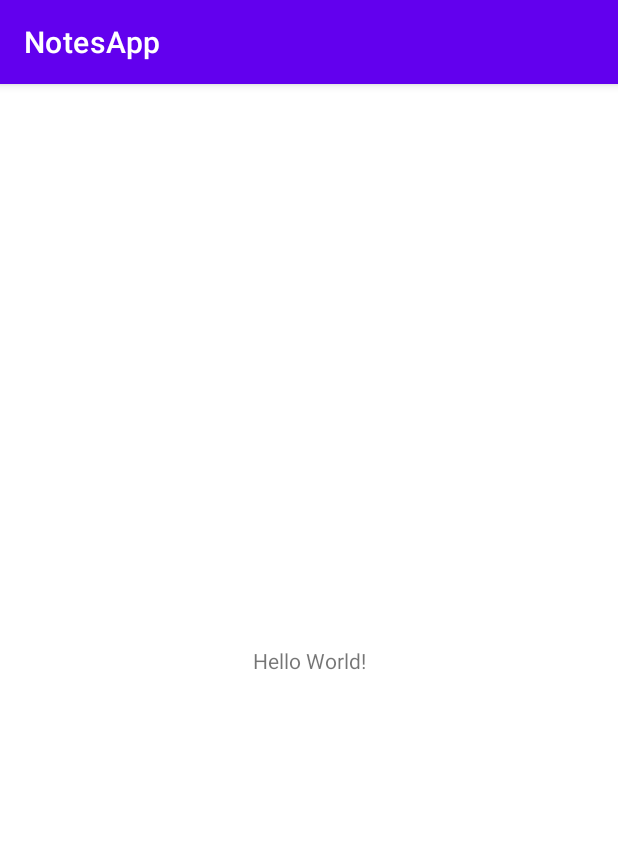
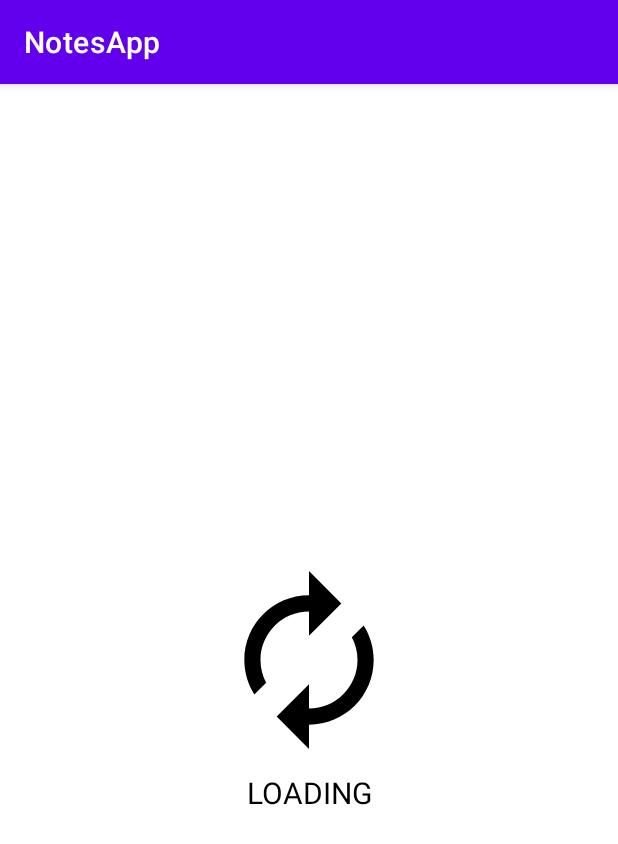
Before and after one commit to graphorismo/NotesApp, an Android app: the screen it shows after launch (MainActivity), on a phone screen of 412 x 824 dp. Shown: the top 844 px of the screen. Run offline under Robolectric (Android 15) with nearby library versions, the phone set to English and light mode, and no system bars.

Commit message:
Add a loading fragment

```diff
--- /dev/null
+++ b/app/src/main/java/com/bignerdranch/android/notesapp/LoadFragment.kt
@@ -0,0 +1,55 @@
+package com.bignerdranch.android.notesapp
+
+import android.os.Bundle
+import androidx.fragment.app.Fragment
+import android.view.LayoutInflater
+import android.view.View
+import android.view.ViewGroup
+// TODO: Rename parameter arguments, choose names that match
+// the fragment initialization parameters, e.g. ARG_ITEM_NUMBER
+private const val ARG_PARAM1 = "param1"
+private const val ARG_PARAM2 = "param2"
+
+/**
+ * A simple [Fragment] subclass.
+ * Use the [LoadFragment.newInstance] factory method to
+ * create an instance of this fragment.
+ */
+class LoadFragment : Fragment() {
+    // TODO: Rename and change types of parameters
+    private var param1: String? = null
+    private var param2: String? = null
+
+    override fun onCreate(savedInstanceState: Bundle?) {
+        super.onCreate(savedInstanceState)
+        arguments?.let {
+            param1 = it.getString(ARG_PARAM1)
+            param2 = it.getString(ARG_PARAM2)
+        }
+    }
+
+    override fun onCreateView(inflater: LayoutInflater, container: ViewGroup?,
+                              savedInstanceState: Bundle?): View? {
+        // Inflate the layout for this fragment
+        return inflater.inflate(R.layout.fragment_load, container, false)
+    }
+
+    companion object {
+        /**
+         * Use this factory method to create a new instance of
+         * this fragment using the provided parameters.
+         *
+         * @param param1 Parameter 1.
+         * @param param2 Parameter 2.
+         * @return A new instance of fragment LoadFragment.
+         */
+        // TODO: Rename and change types and number of parameters
+        @JvmStatic fun newInstance(param1: String, param2: String) =
+                LoadFragment().apply {
+                    arguments = Bundle().apply {
+                        putString(ARG_PARAM1, param1)
+                        putString(ARG_PARAM2, param2)
+                    }
+                }
+    }
+}
--- /dev/null
+++ b/app/src/main/res/drawable/ic_baseline_autorenew_24.xml
@@ -0,0 +1,5 @@
+<vector android:height="24dp" android:tint="#000000"
+    android:viewportHeight="24" android:viewportWidth="24"
+    android:width="24dp" xmlns:android="http://schemas.android.com/apk/res/android">
+    <path android:fillColor="@android:color/white" android:pathData="M12,6v3l4,-4 -4,-4v3c-4.42,0 -8,3.58 -8,8 0,1.57 0.46,3.03 1.24,4.26L6.7,14.8c-0.45,-0.83 -0.7,-1.79 -0.7,-2.8 0,-3.31 2.69,-6 6,-6zM18.76,7.74L17.3,9.2c0.44,0.84 0.7,1.79 0.7,2.8 0,3.31 -2.69,6 -6,6v-3l-4,4 4,4v-3c4.42,0 8,-3.58 8,-8 0,-1.57 -0.46,-3.03 -1.24,-4.26z"/>
+</vector>
--- a/app/src/main/res/layout/activity_main.xml
+++ b/app/src/main/res/layout/activity_main.xml
@@ -6,10 +6,11 @@
     android:layout_height="match_parent"
     tools:context=".MainActivity">
 
-    <TextView
-        android:layout_width="wrap_content"
-        android:layout_height="wrap_content"
-        android:text="Hello World!"
+    <androidx.fragment.app.FragmentContainerView
+        android:id="@+id/fragmentContainerView"
+        android:name="com.bignerdranch.android.notesapp.LoadFragment"
+        android:layout_width="296dp"
+        android:layout_height="549dp"
         app:layout_constraintBottom_toBottomOf="parent"
         app:layout_constraintEnd_toEndOf="parent"
         app:layout_constraintStart_toStartOf="parent"
--- /dev/null
+++ b/app/src/main/res/layout/fragment_load.xml
@@ -0,0 +1,33 @@
+<?xml version="1.0" encoding="utf-8"?>
+<androidx.constraintlayout.widget.ConstraintLayout xmlns:android="http://schemas.android.com/apk/res/android"
+    xmlns:app="http://schemas.android.com/apk/res-auto"
+    xmlns:tools="http://schemas.android.com/tools"
+    android:id="@+id/frameLayout"
+    android:layout_width="match_parent"
+    android:layout_height="match_parent"
+    tools:context=".LoadFragment">
+
+    <!-- TODO: Update blank fragment layout -->
+
+    <TextView
+        android:id="@+id/textView"
+        android:layout_width="wrap_content"
+        android:layout_height="wrap_content"
+        android:text="LOADING"
+        android:textSize="20sp"
+        android:textColor="@color/black"
+        app:layout_constraintEnd_toEndOf="@+id/imageView2"
+        app:layout_constraintStart_toStartOf="@+id/imageView2"
+        app:layout_constraintTop_toBottomOf="@+id/imageView2" />
+
+    <ImageView
+        android:id="@+id/imageView2"
+        android:layout_width="129dp"
+        android:layout_height="149dp"
+        android:src="@drawable/ic_baseline_autorenew_24"
+        app:layout_constraintBottom_toBottomOf="parent"
+        app:layout_constraintEnd_toEndOf="parent"
+        app:layout_constraintStart_toStartOf="parent"
+        app:layout_constraintTop_toTopOf="parent" />
+
+</androidx.constraintlayout.widget.ConstraintLayout>
```
